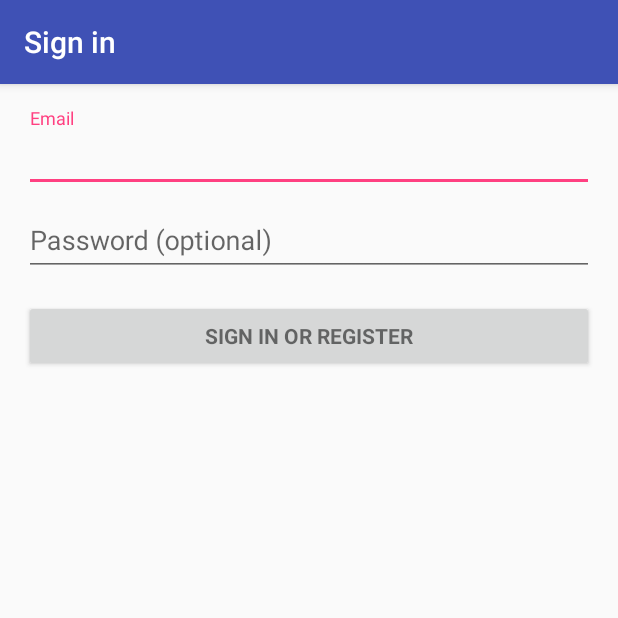
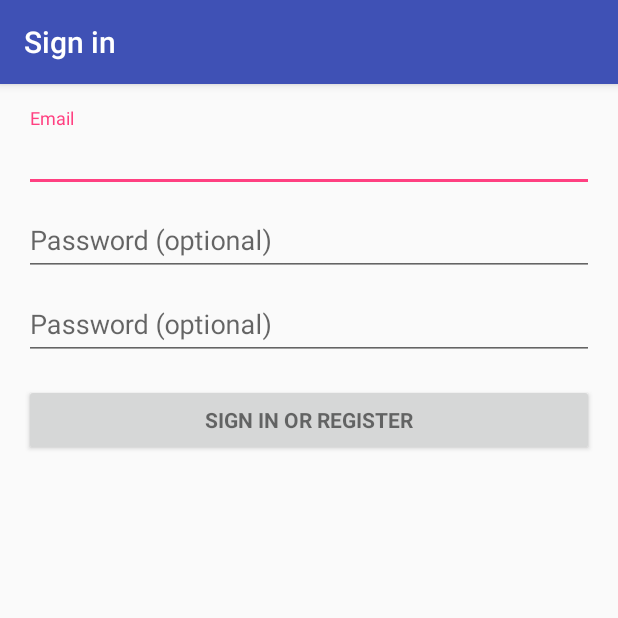
Before and after one commit to OUYU/Android_Subject_Lost-And-Find, an Android app: the LostThingDatainputActivity screen opened directly, with no data from a screen before it, on a phone screen of 412 x 824 dp, the top half of it. Run offline under Robolectric (Android 15) with nearby library versions, the phone set to English and light mode, and no system bars; 2 statements that could not run were skipped.

Commit message:
First_Data

```diff
--- a/app/src/main/res/layout/activity_lost_thing_datainput.xml
+++ b/app/src/main/res/layout/activity_lost_thing_datainput.xml
@@ -63,6 +63,24 @@
 
             </android.support.design.widget.TextInputLayout>
 
+            <android.support.design.widget.TextInputLayout
+                android:layout_width="match_parent"
+                android:layout_height="wrap_content">
+
+                <EditText
+                    android:id="@+id/pass"
+                    android:layout_width="match_parent"
+                    android:layout_height="wrap_content"
+                    android:hint="@string/prompt_password"
+                    android:imeActionId="@+id/login"
+                    android:imeActionLabel="@string/action_sign_in_short"
+                    android:imeOptions="actionUnspecified"
+                    android:inputType="textPassword"
+                    android:maxLines="1"
+                    android:singleLine="true" />
+
+            </android.support.design.widget.TextInputLayout>
+
             <Button
                 android:id="@+id/email_sign_in_button"
                 style="?android:textAppearanceSmall"
```
